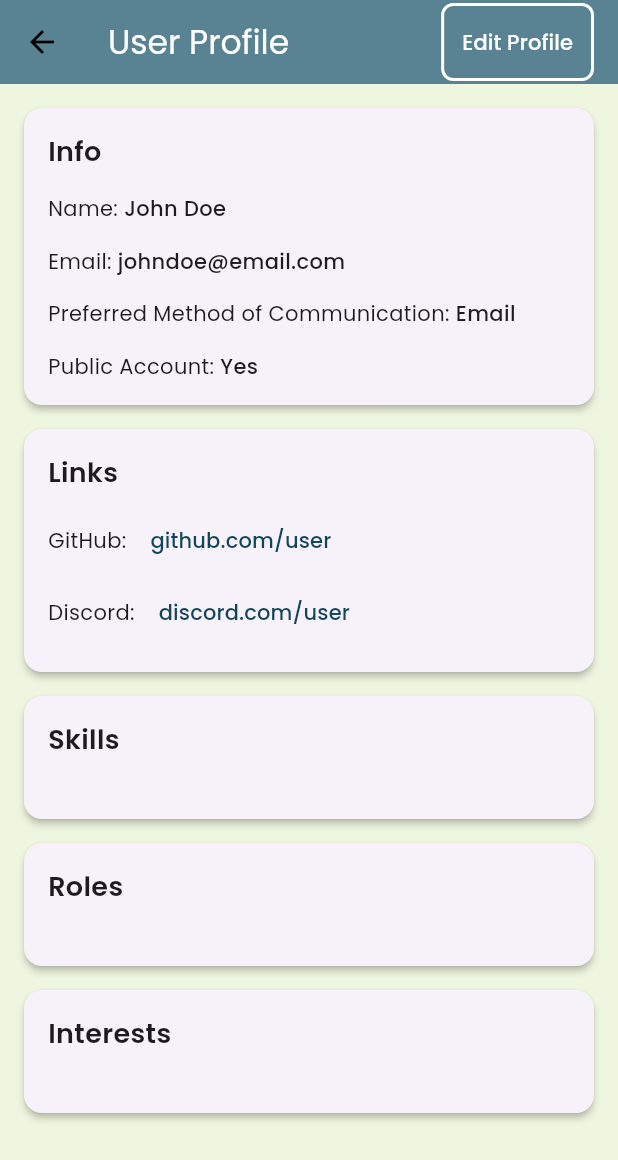
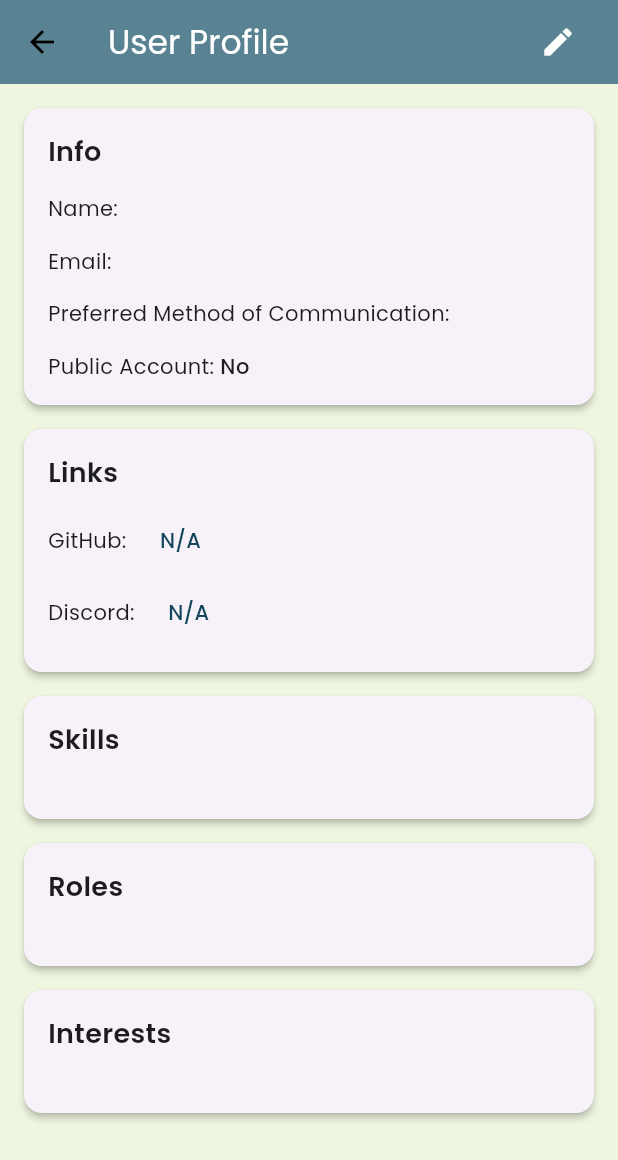
Before and after one commit to lbrown169/Codennect, a Flutter app: the EditProfilePage screen opened directly, after a tap on the "arrow back" icon, on a phone screen of 412 x 824 dp. Shown: the top 1160 px of the screen. Run offline on Flutter 3.47's test engine with Material 3 defaults, Android fonts, the phone set to English and light mode, and no system bars; our stand-ins replace google_fonts, shared_preferences; accounts and stored records are empty; network calls fail.

Commit message:
Mostly completed profile and edit profile pages + api calls

```diff
--- /dev/null
+++ b/mobile/lib/integration/edit_profile_call.dart
@@ -0,0 +1,33 @@
+import 'dart:convert';
+import 'package:http/http.dart' as http;
+
+class EditProfileService {
+  static const baseUrl = 'http://10.0.2.2:5001/api';
+
+  static Future<bool> updateProfile({
+    required String userId,
+    required Map<String, dynamic> changes,
+  }) async {
+    try {
+      final response = await http.post(
+        Uri.parse('$baseUrl/edit-user-info'),
+        headers: {'Content-Type': 'application/json'},
+        body: jsonEncode({
+          'id': userId,
+          'changes': changes,
+        }),
+      );
+
+      if (response.statusCode == 200) {
+        print("Profile updated successfully.");
+        return true;
+      } else {
+        print('Failed to update profile: ${response.statusCode}');
+        return false;
+      }
+    } catch (e) {
+      print('Error updating profile: $e');
+      return false;
+    }
+  }
+}
--- /dev/null
+++ b/mobile/lib/integration/get_profile_call.dart
@@ -0,0 +1,23 @@
+import 'dart:convert';
+import 'package:http/http.dart' as http;
+
+class ProfileInfoService {
+  static const baseUrl = 'http://10.0.2.2:5001/api';
+
+  static Future<Map<String, dynamic>?> getProfile(String userId) async {
+    try {
+      final response = await http.get(Uri.parse('$baseUrl/get-me'),);
+
+      if (response.statusCode == 200) {
+        final body = jsonDecode(response.body);
+        return body as Map<String, dynamic>;
+      } else {
+        print('Failed to fetch profile info: \${response.statusCode}');
+        return null;
+      }
+    } catch (e) {
+      print('Error fetching profile info: \$e');
+      return null;
+    }
+  }
+}
--- a/mobile/lib/pages/edit_profile_page.dart
+++ b/mobile/lib/pages/edit_profile_page.dart
@@ -1,6 +1,8 @@
 import 'package:flutter/material.dart';
 import 'package:google_fonts/google_fonts.dart';
 import 'profile_page.dart';
+import 'package:mobile/integration/get_profile_call.dart';
+import 'package:mobile/integration/edit_profile_call.dart';
 
 class EditProfilePage extends StatefulWidget {
   const EditProfilePage({super.key});
@@ -59,7 +61,39 @@ class _EditProfilePageState extends State<EditProfilePage> {
     'Vue.js'
   ];
   List<String> roleBank = ['Frontend', 'Backend', 'Database', 'Mobile'];
-  List<String> interestBank = ['Gaming', 'Web Development', 'Mobile Development', 'Business'];
+  List<String> interestBank = [
+    'Gaming',
+    'Web Development',
+    'Mobile Development',
+    'Business'
+  ];
+
+  String profileId = "";
+
+  @override
+  void initState() {
+    super.initState();
+    fetchProfileData();
+  }
+
+  Future<void> fetchProfileData() async {
+    final profileData = await ProfileInfoService.getProfile(
+        'CHANGE STRING'); // Replace with user ID or token
+    if (profileData != null) {
+      setState(() {
+        profileId = profileData['id'];
+        nameController.text = profileData['name'] ?? '';
+        emailController.text = profileData['email'] ?? '';
+        commController.text = profileData['preferredComm'] ?? '';
+        githubController.text = profileData['github'] ?? '';
+        discordController.text = profileData['discord'] ?? '';
+        isPublic = profileData['isPublic'] ?? true;
+        skills = List<String>.from(profileData['skills'] ?? []);
+        roles = List<String>.from(profileData['roles'] ?? []);
+        interests = List<String>.from(profileData['interests'] ?? []);
+      });
+    }
+  }
 
   void addCustomItem(String item, List<String> list) {
     setState(() {
@@ -73,8 +107,8 @@ class _EditProfilePageState extends State<EditProfilePage> {
     });
   }
 
-  void openBankDialog(
-      BuildContext context, List<String> bank, Function(String) onItemSelected) {
+  void openBankDialog(BuildContext context, List<String> bank,
+      Function(String) onItemSelected) {
     showDialog(
       context: context,
       builder: (context) {
@@ -120,10 +154,13 @@ class _EditProfilePageState extends State<EditProfilePage> {
               spacing: 8,
               runSpacing: 8,
               children: list
-                  .map((item) => Chip(
-                        label: Text(item, style: GoogleFonts.poppins()),
-                        backgroundColor: const Color(0xFF9DB4C0),
-                        labelStyle: const TextStyle(color: Colors.white),
+                  .map((item) => GestureDetector(
+                        onTap: () => setState(() => list.remove(item)),
+                        child: Chip(
+                          label: Text(item, style: GoogleFonts.poppins()),
+                          backgroundColor: const Color(0xFF9DB4C0),
+                          labelStyle: const TextStyle(color: Colors.black),
+                        ),
                       ))
                   .toList(),
             ),
@@ -139,7 +176,8 @@ class _EditProfilePageState extends State<EditProfilePage> {
                   style: ElevatedButton.styleFrom(
                     backgroundColor: const Color(0xFF124559),
                   ),
-                  child: Text("Add from list", style: GoogleFonts.poppins(color: Colors.white,)),
+                  child: Text("Add from list",
+                      style: GoogleFonts.poppins(color: Colors.white)),
                 ),
                 const SizedBox(width: 10),
                 ElevatedButton(
@@ -148,7 +186,8 @@ class _EditProfilePageState extends State<EditProfilePage> {
                       context: context,
                       builder: (context) {
                         return AlertDialog(
-                          title: Text('Enter $title', style: GoogleFonts.poppins()),
+                          title: Text('Enter $title',
+                              style: GoogleFonts.poppins()),
                           content: TextField(
                             controller: controller,
                             decoration: InputDecoration(hintText: inputHint),
@@ -170,7 +209,8 @@ class _EditProfilePageState extends State<EditProfilePage> {
                   style: ElevatedButton.styleFrom(
                     backgroundColor: const Color(0xFF124559),
                   ),
-                  child: Text("Add custom", style: GoogleFonts.poppins(color: Colors.white,)),
+                  child: Text("Add custom",
+                      style: GoogleFonts.poppins(color: Colors.white)),
                 ),
               ],
             ),
@@ -178,6 +218,34 @@ class _EditProfilePageState extends State<EditProfilePage> {
         ),
       ),
     );
+  }
+
+  Future<void> saveProfileChanges() async {
+    final success = await EditProfileService.updateProfile(
+      userId: profileId,
+      changes: {
+        "name": nameController.text.trim(),
+        "email": emailController.text.trim(),
+        "comm": commController.text.trim(),
+        "github": githubController.text.trim(),
+        "discord": discordController.text.trim(),
+        "isPublic": isPublic,
+        "skills": skills,
+        "roles": roles,
+        "interests": interests,
+      },
+    );
+
+    if (success) {
+      Navigator.pushReplacement(
+        context,
+        MaterialPageRoute(builder: (context) => const ProfilePage()),
+      );
+    } else {
+      ScaffoldMessenger.of(context).showSnackBar(
+        const SnackBar(content: Text("Failed to save profile changes.")),
+      );
+    }
   }
 
   @override
@@ -191,32 +259,16 @@ class _EditProfilePageState extends State<EditProfilePage> {
         leading: IconButton(
           icon: const Icon(Icons.arrow_back, color: Colors.black),
           onPressed: () {
-              Navigator.pushReplacement(
+            Navigator.pushReplacement(
               context,
               MaterialPageRoute(builder: (context) => const ProfilePage()),
             );
           },
         ),
         actions: [
-          Padding(
-            padding:
-                const EdgeInsets.only(right: 16),
-            child: Container(
-              decoration: BoxDecoration(
-                border: Border.all(color: Colors.white, width: 2),
-                borderRadius: BorderRadius.circular(8),
-              ),
-              // child: TextButton(
-              //   onPressed: _addProject,
-              //   style: TextButton.styleFrom(
-              //     padding: const EdgeInsets.symmetric(horizontal: 12, vertical: 1),
-              //   ),
-              //   child: Text(
-              //     "New Project",
-              //     style: GoogleFonts.poppins(color: Colors.white),
-              //   ),
-              // ),
-            ),
+          IconButton(
+            icon: const Icon(Icons.check, color: Colors.white),
+            onPressed: saveProfileChanges,
           ),
         ],
       ),
@@ -224,51 +276,94 @@ class _EditProfilePageState extends State<EditProfilePage> {
         padding: const EdgeInsets.all(16.0),
         child: ListView(
           children: [
-            Card(
-              shape: RoundedRectangleBorder(borderRadius: BorderRadius.circular(12)),
-              elevation: 2,
-              margin: const EdgeInsets.only(bottom: 16),
-              child: Padding(
-                padding: const EdgeInsets.all(16),
-                child: Column(
-                  crossAxisAlignment: CrossAxisAlignment.start,
-                  children: [
-                    Text("Links",
-                        style: GoogleFonts.poppins(
-                            fontSize: 18, fontWeight: FontWeight.w600)),
-                    const SizedBox(height: 8),
-                    Row(
-                      children: [
-                        Text("GitHub: ", style: GoogleFonts.poppins()),
-                        TextButton(
-                          onPressed: () {},
-                          child: Text("github.com/user",
-                              style: GoogleFonts.poppins(
-                                  color: const Color(0xFF124559))),
-                        ),
-                      ],
-                    ),
-                    Row(
-                      children: [
-                        Text("Discord: ", style: GoogleFonts.poppins()),
-                        TextButton(
-                          onPressed: () {},
-                          child: Text("discord.com/user",
-                              style: GoogleFonts.poppins(
-                                  color: const Color(0xFF124559))),
-                        ),
-                      ],
-                    ),
-                  ],
-                ),
-              ),
+            _buildTextInput("Name", nameController, isRequired: true),
+            const SizedBox(height: 12),
+            _buildTextInput("Email", emailController),
+            const SizedBox(height: 12),
+            _buildTextInput("Preferred Communication", commController),
+            const SizedBox(height: 12),
+            CheckboxListTile(
+              title: Text("Public Account"),
+              value: isPublic,
+              onChanged: (value) => setState(() => isPublic = value ?? true),
             ),
-            buildSection("Skills", skills, skillBank, skillController, "Enter a skill"),
-            buildSection("Roles", roles, roleBank, roleController, "Enter a role"),
-            buildSection("Interests", interests, interestBank, interestController, "Enter an interest"),
+            const SizedBox(height: 16),
+            _buildTextInput("GitHub", githubController),
+            const SizedBox(height: 12),
+            _buildTextInput("Discord", discordController),
+            const SizedBox(height: 16),
+
+            buildSection(
+                "Skills", skills, skillBank, skillController, "Enter a skill"),
+            buildSection(
+                "Roles", roles, roleBank, roleController, "Enter a role"),
+            buildSection("Interests", interests, interestBank,
+                interestController, "Enter an interest"),
           ],
         ),
       ),
     );
   }
+
+  Widget _buildTextInput(
+    String label,
+    TextEditingController controller, {
+    bool isRequired = false,
+    bool isNumber = false,
+    int maxLines = 1,
+    void Function(String)? onChanged,
+  }) {
+    return Container(
+      margin: const EdgeInsets.only(bottom: 10),
+      decoration: BoxDecoration(
+        color: Colors.white,
+        borderRadius: BorderRadius.circular(12),
+        boxShadow: [
+          BoxShadow(
+            color: Colors.black.withOpacity(0.2),
+            spreadRadius: 1,
+            blurRadius: 1,
+            offset: const Offset(0, 2),
+          ),
+        ],
+      ),
+      child: TextFormField(
+        controller: controller,
+        keyboardType: isNumber ? TextInputType.number : TextInputType.text,
+        maxLines: maxLines,
+        decoration: InputDecoration(
+          labelText: label,
+          filled: true,
+          fillColor: Colors.white,
+          border: OutlineInputBorder(
+            borderRadius: BorderRadius.circular(12),
+          ),
+          enabledBorder: OutlineInputBorder(
+            borderSide: const BorderSide(color: Colors.transparent, width: 2.0),
+            borderRadius: BorderRadius.circular(12),
+          ),
+          focusedBorder: OutlineInputBorder(
+            borderSide: const BorderSide(
+              color: Color.fromARGB(255, 80, 145, 142),
+              width: 2.0,
+            ),
+            borderRadius: BorderRadius.circular(12),
+          ),
+          errorBorder: OutlineInputBorder(
+            borderSide: const BorderSide(color: Colors.red, width: 2.0),
+            borderRadius: BorderRadius.circular(12),
+          ),
+          focusedErrorBorder: OutlineInputBorder(
+            borderSide: const BorderSide(color: Colors.red, width: 2.0),
+            borderRadius: BorderRadius.circular(12),
+          ),
+        ),
+        onChanged: onChanged,
+        validator: isRequired
+            ? (val) =>
+                (val == null || val.isEmpty) ? '$label is required' : null
+            : null,
+      ),
+    );
+  }
 }
--- a/mobile/lib/pages/profile_page.dart
+++ b/mobile/lib/pages/profile_page.dart
@@ -2,7 +2,7 @@ import 'package:flutter/material.dart';
 import 'package:google_fonts/google_fonts.dart';
 import 'edit_profile_page.dart';
 import 'home_page.dart';
-import 'package:mobile/integration/get_user_info_call.dart';
+import 'package:mobile/integration/get_profile_call.dart';
 
 class ProfilePage extends StatefulWidget {
   const ProfilePage({super.key});
@@ -12,71 +12,36 @@ class ProfilePage extends StatefulWidget {
 }
 
 class _ProfilePageState extends State<ProfilePage> {
+  Map<String, dynamic>? profileInfo;
+
   final TextEditingController nameController = TextEditingController();
   final TextEditingController emailController = TextEditingController();
   final TextEditingController commController = TextEditingController();
   bool isPublic = true;
-
   final TextEditingController githubController = TextEditingController();
   final TextEditingController discordController = TextEditingController();
 
   List<String> skills = [];
   List<String> roles = [];
   List<String> interests = [];
-  final TextEditingController skillController = TextEditingController();
-  final TextEditingController roleController = TextEditingController();
-  final TextEditingController interestController = TextEditingController();
 
-  List<String> skillBank = [
-    'Android (Kotlin/Java)',
-    'Angular',
-    'Arduino',
-    'AWS',
-    'C#',
-    'C++',
-    'Dart',
-    'Docker',
-    'Express.js',
-    'Figma (UI/UX)',
-    'Firebase',
-    'Flutter',
-    'Google Cloud',
-    'GraphQL',
-    'iOS (Swift)',
-    'Java',
-    'JavaScript',
-    'Machine Learning',
-    'MongoDB',
-    'MySQL',
-    'Node.js',
-    'OpenAI API',
-    'PostgreSQL',
-    'Raspberry Pi',
-    'React',
-    'React Native',
-    'REST API',
-    'Swift',
-    'TensorFlow',
-    'TypeScript',
-    'Vue.js'
-  ];
-  List<String> roleBank = ['Frontend', 'Backend', 'Database', 'Mobile'];
-  List<String> interestBank = ['Gaming', 'Web Development', 'Mobile Development', 'Business'];
+  @override
+  void initState() {
+    super.initState();
+    fetchProfile();
+  }
 
-  // @override
-  // void initState() {
-  //   super.initState();
-  //   getUserInfo();
-  // }
+  Future<void> fetchProfile() async {
+    final profileData = await ProfileInfoService.getProfile('CHANGE STRING');
+    setState(() {
+      profileInfo = profileData;
+      skills = List<String>.from(profileInfo?['skills'] ?? []);
+      roles = List<String>.from(profileInfo?['roles'] ?? []);
+      interests = List<String>.from(profileInfo?['interests'] ?? []);
+    });
+  }
 
-  // Future<void> fetchProjects() async {
-  //   final projectData = await UserInfoService.getUserInfo();
-
-
-  // }
-
-  Widget buildSection(String title, List<String> list, List<String> bank,
-      TextEditingController controller, String inputHint) {
+  Widget buildSection(String title, List<String> list) {
     return Card(
       shape: RoundedRectangleBorder(borderRadius: BorderRadius.circular(12)),
       elevation: 2,
@@ -128,12 +93,8 @@ class _ProfilePageState extends State<ProfilePage> {
         actions: [
           Padding(
             padding: const EdgeInsets.only(right: 16),
-            child: Container(
-              decoration: BoxDecoration(
-                border: Border.all(color: Colors.white, width: 2),
-                borderRadius: BorderRadius.circular(8),
-              ),
-              child: TextButton(
+            child: IconButton(
+              icon: const Icon(Icons.edit, color: Colors.white),
               onPressed: () {
                 Navigator.pushReplacement(
                   context,
@@ -142,15 +103,6 @@ class _ProfilePageState extends State<ProfilePage> {
                   ),
                 );
               },
-                style: TextButton.styleFrom(
-                  padding:
-                      const EdgeInsets.symmetric(horizontal: 12, vertical: 1),
-                ),
-                child: Text(
-                  "Edit Profile",
-                  style: GoogleFonts.poppins(color: Colors.white),
-                ),
-              ),
             ),
           ),
         ],
@@ -177,7 +129,7 @@ class _ProfilePageState extends State<ProfilePage> {
                     Row(
                       children: [
                         Text("Name: ", style: GoogleFonts.poppins()),
-                        Text("John Doe", // Replace with dynamic user name
+                        Text(profileInfo?['name'] ?? " ",
                             style: GoogleFonts.poppins(
                                 fontWeight: FontWeight.w500)),
                       ],
@@ -186,7 +138,7 @@ class _ProfilePageState extends State<ProfilePage> {
                     Row(
                       children: [
                         Text("Email: ", style: GoogleFonts.poppins()),
-                        Text("johndoe@email.com", // Replace with dynamic email
+                        Text(profileInfo?['email'] ?? " ",
                             style: GoogleFonts.poppins(
                                 fontWeight: FontWeight.w500)),
                       ],
@@ -196,8 +148,7 @@ class _ProfilePageState extends State<ProfilePage> {
                       children: [
                         Text("Preferred Method of Communication: ",
                             style: GoogleFonts.poppins()),
-                        Text(
-                            "Email", // Replace with dynamic preferred communication method
+                        Text(profileInfo?['preferredComm'] ?? " ",
                             style: GoogleFonts.poppins(
                                 fontWeight: FontWeight.w500)),
                       ],
@@ -206,8 +157,7 @@ class _ProfilePageState extends State<ProfilePage> {
                     Row(
                       children: [
                         Text("Public Account: ", style: GoogleFonts.poppins()),
-                        Text(
-                            "Yes", // Replace with dynamic public account status
+                        Text(profileInfo?['isPublic'] == true ? "Yes" : "No",
                             style: GoogleFonts.poppins(
                                 fontWeight: FontWeight.w500)),
                       ],
@@ -237,7 +187,7 @@ class _ProfilePageState extends State<ProfilePage> {
                         Text("GitHub: ", style: GoogleFonts.poppins()),
                         TextButton(
                           onPressed: () {},
-                          child: Text("github.com/user",
+                          child: Text(profileInfo?['github'] ?? "N/A",
                               style: GoogleFonts.poppins(
                                   color: const Color(0xFF124559))),
                         ),
@@ -248,7 +198,7 @@ class _ProfilePageState extends State<ProfilePage> {
                         Text("Discord: ", style: GoogleFonts.poppins()),
                         TextButton(
                           onPressed: () {},
-                          child: Text("discord.com/user",
+                          child: Text(profileInfo?['discord'] ?? "N/A",
                               style: GoogleFonts.poppins(
                                   color: const Color(0xFF124559))),
                         ),
@@ -259,12 +209,9 @@ class _ProfilePageState extends State<ProfilePage> {
               ),
             ),
 
-            buildSection(
-                "Skills", skills, skillBank, skillController, "Enter a skill"),
-            buildSection(
-                "Roles", roles, roleBank, roleController, "Enter a role"),
-            buildSection("Interests", interests, interestBank,
-                interestController, "Enter an interest"),
+            buildSection("Skills", skills),
+            buildSection("Roles", roles),
+            buildSection("Interests", interests),
           ],
         ),
       ),
```
Lines whose indentation alone changed are shown as unchanged.
